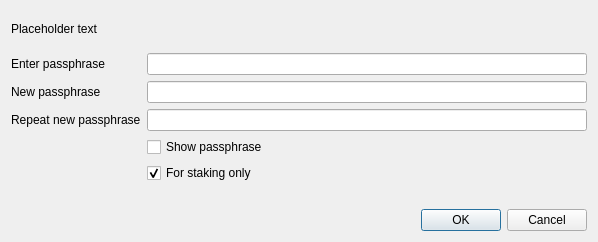
First picture: the form in src/qt/forms/askpassphrasedialog.ui, repository indxcoin/indxcoin, before the edit.
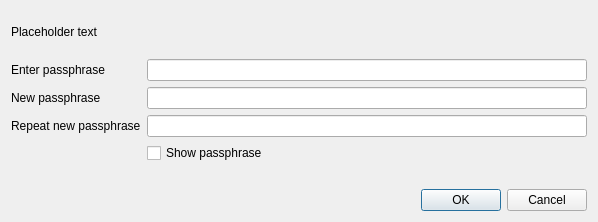
Second picture: the form after the edit.

What changed in the file:
```diff
--- a/src/qt/forms/askpassphrasedialog.ui
+++ b/src/qt/forms/askpassphrasedialog.ui
@@ -7,7 +7,7 @@
     <x>0</x>
     <y>0</y>
     <width>598</width>
-    <height>242</height>
+    <height>222</height>
    </rect>
   </property>
   <property name="sizePolicy">
@@ -100,19 +100,6 @@
       </widget>
      </item>
      <item row="4" column="1">
-      <widget class="QCheckBox" name="stakingCheckBox">
-       <property name="text">
-        <string>For staking only</string>
-       </property>
-       <property name="checked">
-        <bool>true</bool>
-       </property>
-       <property name="toolTip">
-        <string>Serves to disable the trivial sendmoney when OS account compromised. Provides no real security.</string>
-       </property>
-      </widget>
-     </item>
-     <item row="5" column="1">
       <widget class="QLabel" name="capsLabel">
        <property name="font">
         <font>
```
